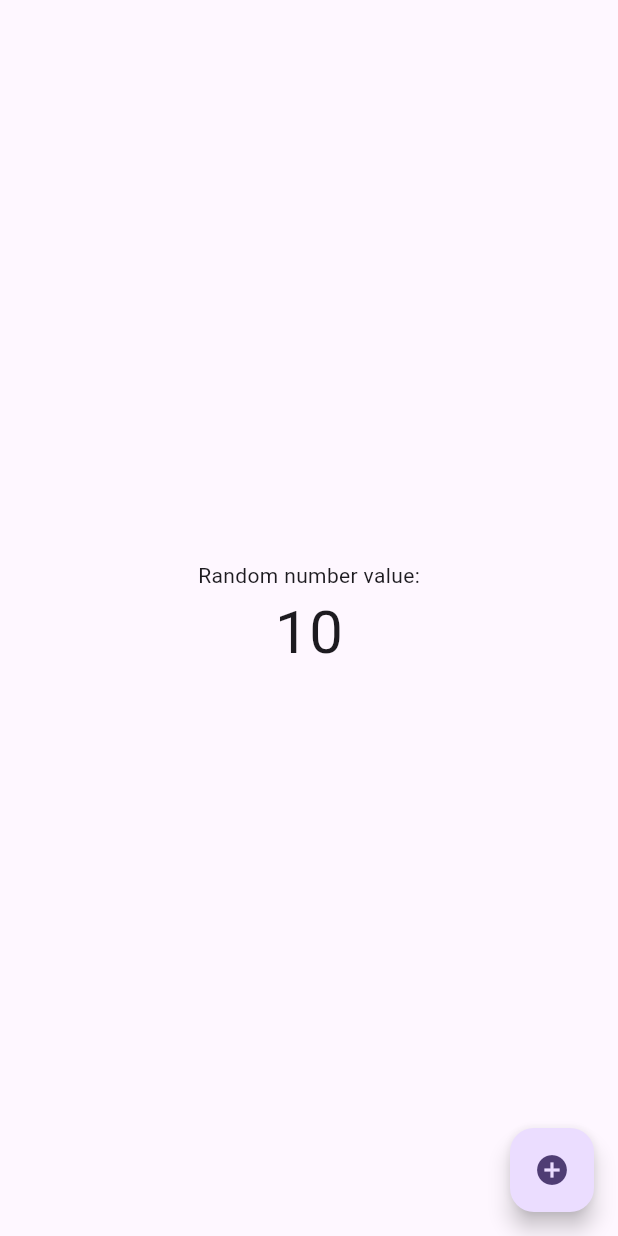
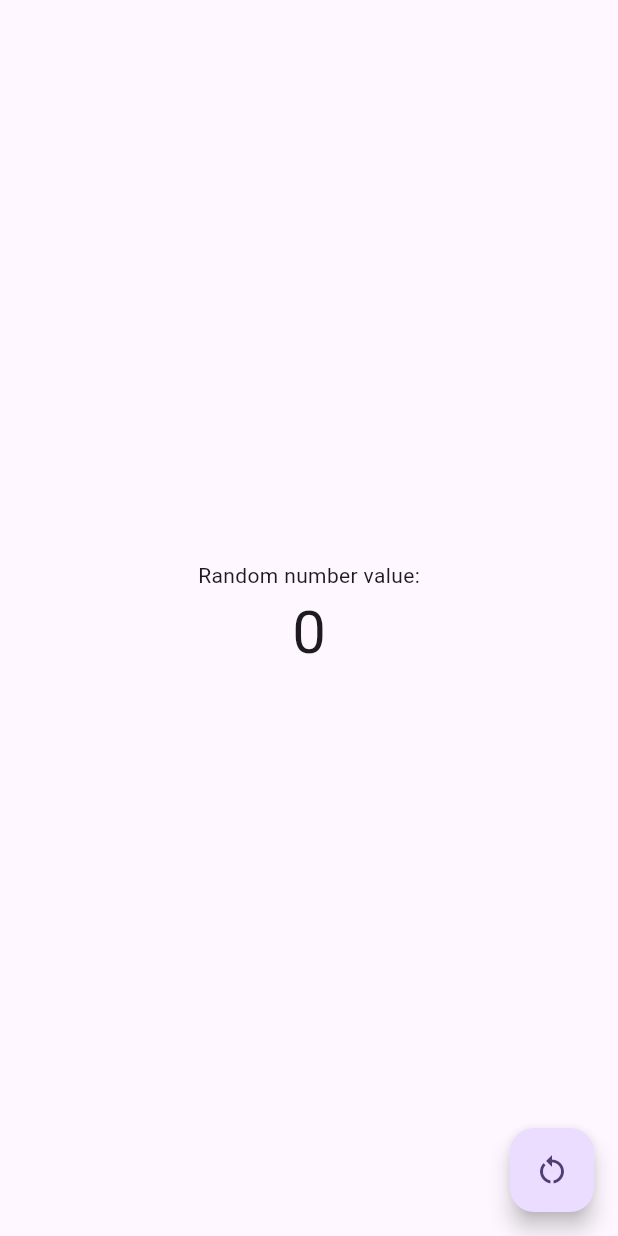
Before and after one commit to pawelwiklo/bloc-random-number-learning, a Flutter app: the screen it shows after launch, on a phone screen of 412 x 824 dp. Run offline on Flutter 3.47's test engine with Material 2 defaults, Android fonts, the phone set to English and light mode, and no system bars; our stand-ins replace bloc, equatable, flutter_bloc.

Commit message:
Generating random number, FAB  Icon change

```diff
--- a/lib/bloc/random_number_bloc.dart
+++ b/lib/bloc/random_number_bloc.dart
@@ -11,14 +11,12 @@ class RandomNumberBloc extends Bloc<RandomNumberEvent, RandomNumberState> {
   RandomNumberBloc() : super(RandomNumberInitial()) {
     on<LoadRandomNumber>((event, emit) async {
       await Future<void>.delayed(const Duration(seconds: 2));
-      emit(const RandomNumberLoaded(number: 10));
+      emit(const RandomNumberLoaded(number: 0));
     });
     on<GenerateRandomNumber>((event, emit) {
       if (state is RandomNumberLoaded) {
-        final state = this.state as RandomNumberLoaded;
-        //here we can change variable: number passed to the RandomNumberLoaded state
-        //this should trigger when clicked
-        emit(RandomNumberLoaded(number: 0));
+        int number = Random().nextInt(101);
+        emit(RandomNumberLoaded(number: number));
       }
     });
   }
--- a/lib/screens/home_screen.dart
+++ b/lib/screens/home_screen.dart
@@ -36,7 +36,7 @@ class HomeScreen extends StatelessWidget {
           onPressed: () {
             context.read<RandomNumberBloc>().add(GenerateRandomNumber());
           },
-          child: Icon(Icons.add_circle)),
+          child: Icon(Icons.restart_alt)),
     );
   }
 }
```
